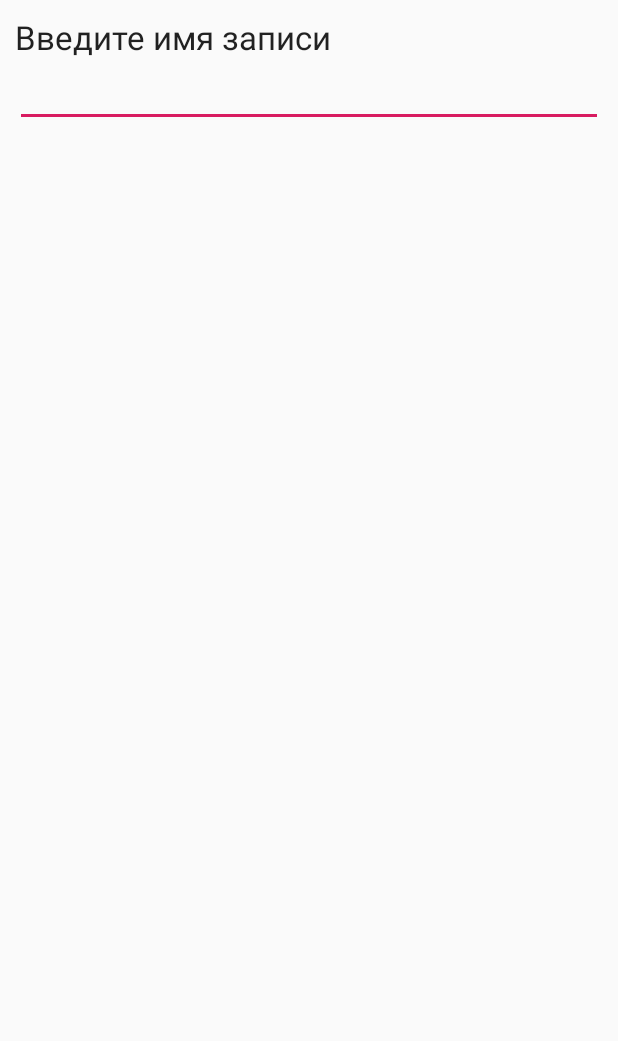
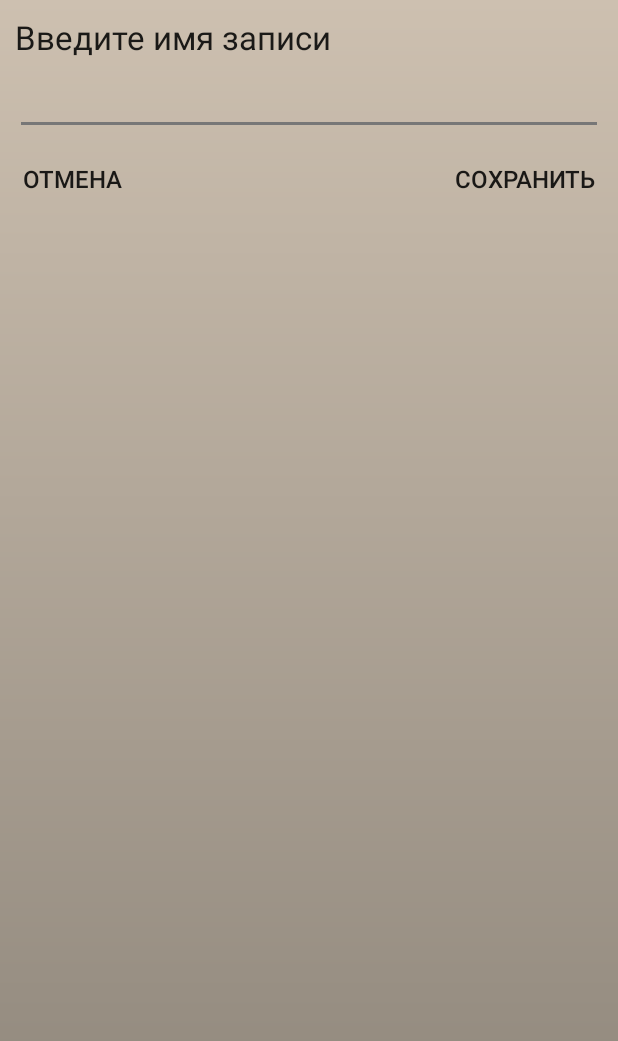
Before and after one commit to DanyloAntonenko/Cook-Share, an Android app: the layout enter_file_name_dialog_window.xml on its own in the app's theme, with its tools: preview values and no code run, on a phone screen of 412 x 824 dp. Shown: the top 1041 px of the screen. Run offline under Robolectric (Android 15) with nearby library versions, the phone set to English and light mode, and no system bars.

Commit message:
Saving, naming saved,  window for saving and deleting audio files was added

```diff
--- /dev/null
+++ b/Dictaphone/app/src/main/res/drawable/cursor.xml
@@ -0,0 +1,5 @@
+<?xml version="1.0" encoding="utf-8"?>
+<shape xmlns:android="http://schemas.android.com/apk/res/android">
+    <size android:width="2dp"/>
+    <solid android:color="#555"/>
+</shape>
--- a/Dictaphone/app/src/main/res/layout/enter_file_name_dialog_window.xml
+++ b/Dictaphone/app/src/main/res/layout/enter_file_name_dialog_window.xml
@@ -5,20 +5,65 @@
     android:layout_width="fill_parent"
     android:layout_height="fill_parent"
     android:orientation="vertical"
-    android:padding="10dp" >
+    android:padding="10dp"
+    android:background="@drawable/background">
+    <LinearLayout
+        android:layout_width="match_parent"
+        android:layout_height="wrap_content"
+        android:orientation="vertical">
+
 
     <TextView
         android:id="@+id/tv"
         android:layout_width="wrap_content"
         android:layout_height="wrap_content"
         android:text="Введите имя записи"
+        android:layout_marginBottom="5dp"
         android:textAppearance="?android:attr/textAppearanceLarge" />
 
     <EditText
         android:id="@+id/input_text"
         android:layout_width="match_parent"
-        android:layout_height="wrap_content" >
+        android:layout_height="wrap_content"
+        android:selectAllOnFocus="true"
+        android:singleLine="true"
+        android:backgroundTint="#777"
+        android:textCursorDrawable="@drawable/cursor">
         <requestFocus />
     </EditText>
 
+    </LinearLayout>
+    <RelativeLayout
+        android:layout_width="match_parent"
+        android:layout_height="wrap_content"
+        android:orientation="horizontal"
+        android:layout_marginTop="5dp">
+        <Button
+            android:id="@+id/cancel_file_name_button"
+            android:layout_width="120dp"
+            android:layout_height="wrap_content"
+            android:text="Отмена"
+            android:textAlignment="textStart"
+            android:textSize="16sp"
+            android:paddingStart="5dp"
+            android:paddingEnd="5dp"
+            android:background="@android:color/transparent"
+            android:layout_alignParentStart="true"
+            />
+
+        <Button
+            android:id="@+id/save_file_name_button"
+            android:layout_width="wrap_content"
+            android:layout_height="wrap_content"
+            android:text="Сохранить"
+            android:paddingStart="5dp"
+            android:paddingEnd="5dp"
+            android:textSize="16sp"
+            android:textAlignment="textEnd"
+            android:background="@android:color/transparent"
+            android:layout_alignParentEnd
+                ="true"
+            />
+
+    </RelativeLayout>
 </LinearLayout>
```
Also changed, not shown: Dictaphone/app/src/main/java/com/example/dictaphone/MainActivity.java (+62 -25 lines).
